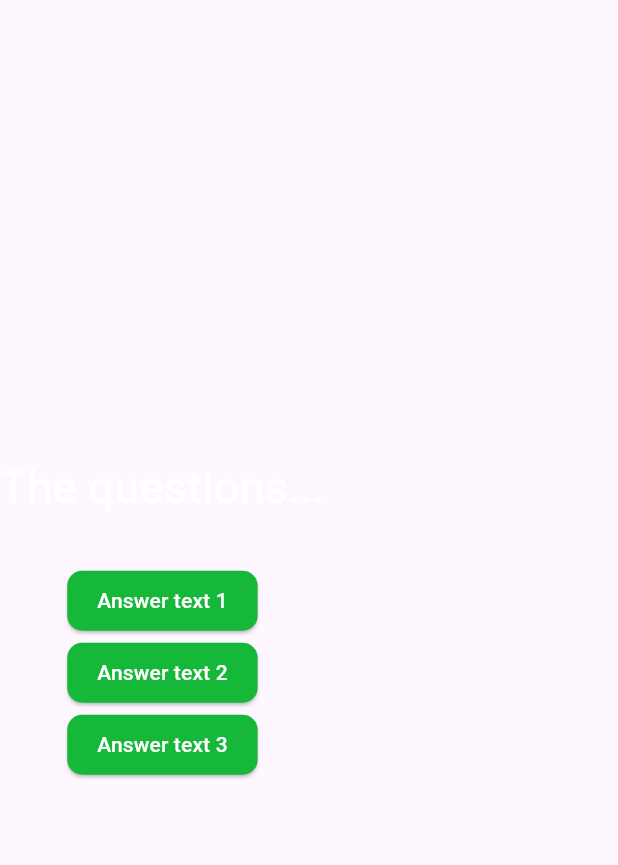
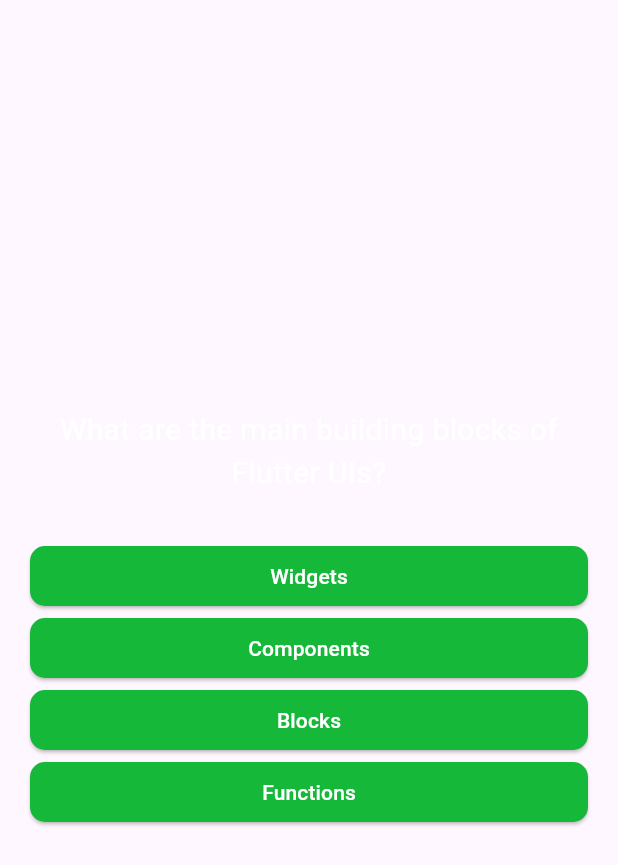
Before and after one commit to jonnywintech/flutter-quiz, a Flutter app: the QuestionsScreen widget shown alone on an empty page, opened directly, on a phone screen of 412 x 824 dp. Shown: the top 865 px of the screen. Run offline on Flutter 3.47's test engine with Material 3 defaults, Android fonts, the phone set to English and light mode, and no system bars.

Commit message:
looping trought widgets ->map

```diff
--- a/lib/questions_screen.dart
+++ b/lib/questions_screen.dart
@@ -1,11 +1,11 @@
 import 'package:flutter/material.dart';
 import 'package:quiz_app/answer_button.dart';
-// import 'package:quiz_app/questions.dart';
+import 'package:quiz_app/questions.dart';
 
 class QuestionsScreen extends StatefulWidget {
-  const QuestionsScreen({super.key});
+  QuestionsScreen({super.key});
 
-  // final currentQuestion = question[0];
+  final currentQuestion = questions[0];
 
   @override
   State<QuestionsScreen> createState() => _QuestionsScreenState();
@@ -14,18 +14,28 @@ class QuestionsScreen extends StatefulWidget {
 class _QuestionsScreenState extends State<QuestionsScreen> {
   @override
   Widget build(BuildContext context) {
-    return Column(
-      mainAxisAlignment: MainAxisAlignment.center,
-      children: [
-        Text(
-          'The questions...',
-          style: TextStyle(color: Colors.white, fontSize: 30),
-        ),
-        SizedBox(height: 30),
-        AnswerButton(answerText: 'Answer text 1', onTap: () {}),
-        AnswerButton(answerText: 'Answer text 2', onTap: () {}),
-        AnswerButton(answerText: 'Answer text 3', onTap: () {}),
-      ],
+    return Container(
+      margin: EdgeInsets.all(20),
+      child: Column(
+        mainAxisAlignment: MainAxisAlignment.center,
+        crossAxisAlignment: CrossAxisAlignment.stretch,
+        children: [
+          Center(
+            child: Text(
+              textAlign: TextAlign.center,
+              style: TextStyle(
+                color: Colors.white,
+                fontSize: 20,
+              ),
+              widget.currentQuestion.text,
+            ),
+          ),
+          SizedBox(height: 30),
+          ...widget.currentQuestion.answers.map((item) {
+            return AnswerButton(answerText: item, onTap: () {});
+          }),
+        ],
+      ),
     );
   }
 }
```
